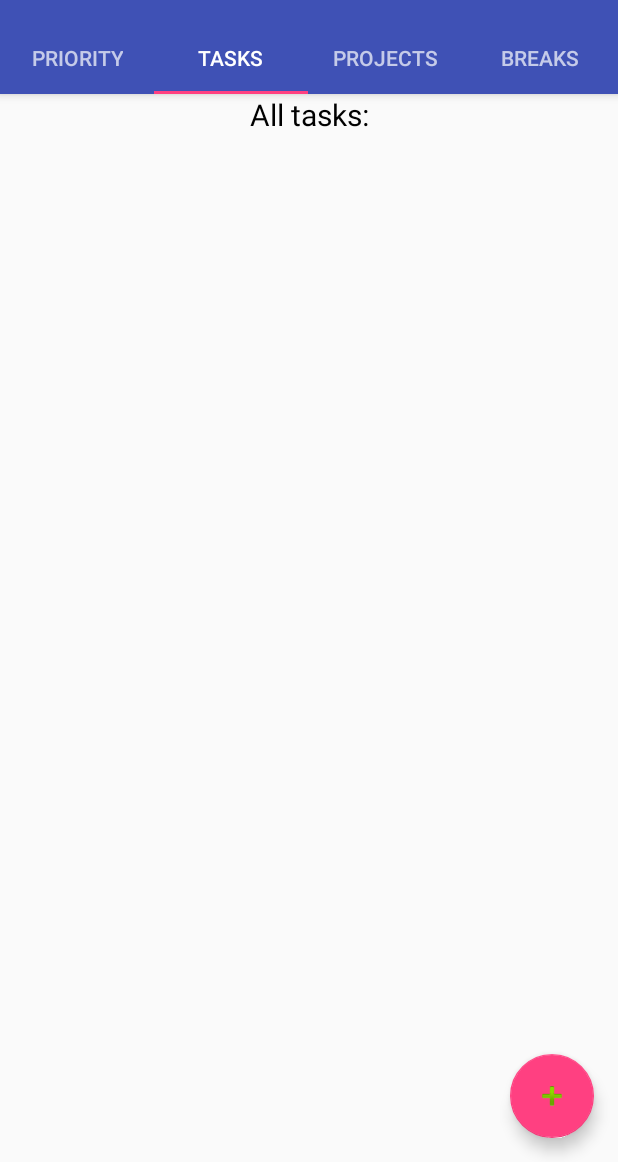
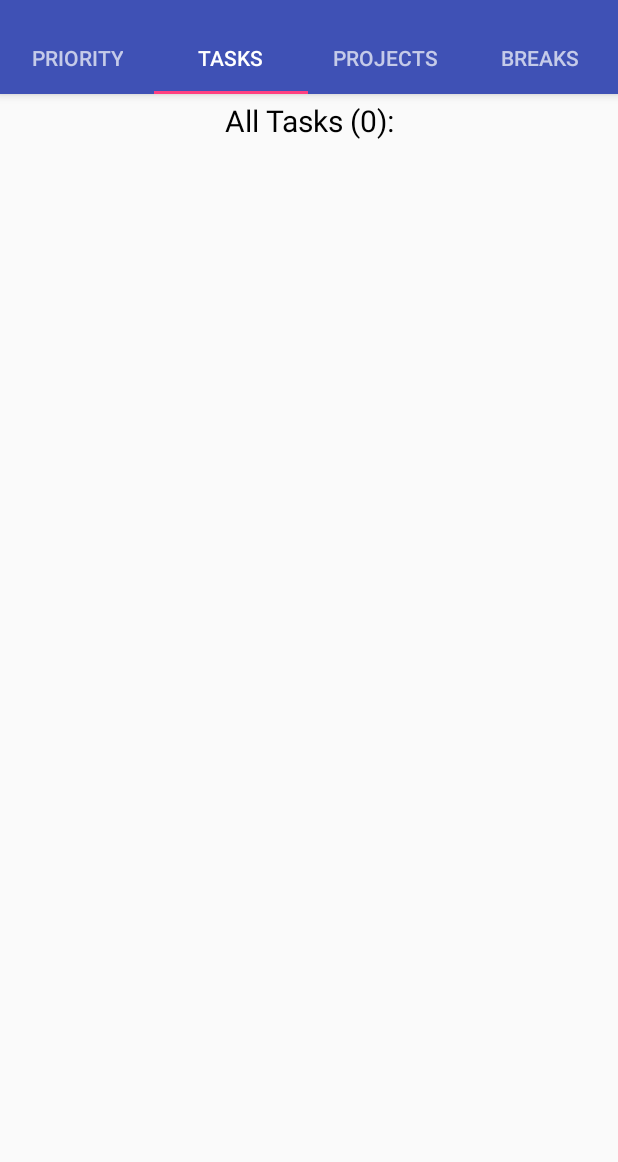
Before and after one commit to gfmcknight/Personal-Manager, an Android app: the screen it shows after launch (MainActivity), tab 2 chosen, on a phone screen of 412 x 824 dp, the part 74-1236 px from its top. Run offline under Robolectric (Android 15) with nearby library versions, the phone set to English and light mode, and no system bars.

Commit message:
-Application now displays a UI element for every task -Tasks can be deleted

```diff
--- a/app/src/main/java/com/mcknight/gfm13/personalmanager/MainActivity.java
+++ b/app/src/main/java/com/mcknight/gfm13/personalmanager/MainActivity.java
@@ -24,6 +24,7 @@ import android.widget.TextView;
 
 public class MainActivity extends AppCompatActivity implements TaskViewFragment.OnFragmentInteractionListener {
 
+    public static double DP_PIXEL_SCALING = 1.0;
     /**
      * The {@link android.support.v4.view.PagerAdapter} that will provide
      * fragments for each of the sections. We use a
@@ -41,6 +42,8 @@ public class MainActivity extends AppCompatActivity implements TaskViewFragment.
 
     @Override
     protected void onCreate(Bundle savedInstanceState) {
+        TaskManager.getInstance().Init(this);
+
         super.onCreate(savedInstanceState);
         setContentView(R.layout.activity_main);
 
@@ -57,7 +60,7 @@ public class MainActivity extends AppCompatActivity implements TaskViewFragment.
         TabLayout tabLayout = (TabLayout) findViewById(R.id.tabs);
         tabLayout.setupWithViewPager(mViewPager);
 
-        TaskManager.getInstance().Init(this);
+        DP_PIXEL_SCALING = getResources().getDisplayMetrics().density;
 
     }
 
--- a/app/src/main/java/com/mcknight/gfm13/personalmanager/NewTask.java
+++ b/app/src/main/java/com/mcknight/gfm13/personalmanager/NewTask.java
@@ -27,6 +27,7 @@ public class NewTask extends AppCompatActivity {
                 date.getYear(), date.getMonth(), date.getDayOfMonth());
         TaskManager.getInstance().AddTask(newTask);
         TaskManager.getInstance().Commit();
+        finish();
     }
 
 }
--- a/app/src/main/java/com/mcknight/gfm13/personalmanager/TaskManager.java
+++ b/app/src/main/java/com/mcknight/gfm13/personalmanager/TaskManager.java
@@ -22,17 +22,22 @@ public class TaskManager {
     private Context context;
     private List<Task> taskQueue;
 
+    private boolean initialized = false;
+
     public void Init(Context context){
+        if (!initialized) {
             this.context = context;
             File tasksLocation = new File(context.getFilesDir(), "Tasks");
             List<JSONObject> objects = (new JSONConverter(tasksLocation)).GetJSONObjects();
 
-        if (taskQueue == null){
+            if (taskQueue == null) {
                 taskQueue = new LinkedList<>();
             }
 
             for (JSONObject object : objects) {
                 taskQueue.add(Task.TaskFromJSON(object));
+            }
+            initialized = true;
         }
     }
 
--- a/app/src/main/java/com/mcknight/gfm13/personalmanager/TaskViewFragment.java
+++ b/app/src/main/java/com/mcknight/gfm13/personalmanager/TaskViewFragment.java
@@ -4,9 +4,17 @@ import android.content.Context;
 import android.net.Uri;
 import android.os.Bundle;
 import android.support.v4.app.Fragment;
+import android.support.v4.app.FragmentTransaction;
 import android.view.LayoutInflater;
 import android.view.View;
 import android.view.ViewGroup;
+import android.widget.Button;
+import android.widget.EditText;
+import android.widget.FrameLayout;
+import android.widget.LinearLayout;
+import android.widget.TextView;
+
+import java.util.List;
 
 
 /**
@@ -50,13 +58,29 @@ public class TaskViewFragment extends Fragment {
         super.onCreate(savedInstanceState);
         if (getArguments() != null) {
         }
+        //LinearLayout linearLayout = (LinearLayout)getView().findViewById(R.id.linear_task_layout);
+        if (savedInstanceState != null){
+            return;
+        }
+
+
     }
 
     @Override
     public View onCreateView(LayoutInflater inflater, ViewGroup container,
                              Bundle savedInstanceState) {
         // Inflate the layout for this fragment
-        return inflater.inflate(R.layout.fragment_task_view, container, false);
+        View view = inflater.inflate(R.layout.fragment_task_view, container, false);
+
+        LinearLayout linearLayout = (LinearLayout)view.findViewById(R.id.linear_task_layout);
+        List<Task> tasks = TaskManager.getInstance().GetTasks();
+        int numberOfTasks = TaskManager.getInstance().GetTasks().size();
+        for (int i = 0; i < numberOfTasks; i++)
+        {
+            linearLayout.addView(ViewFactory.makeView(tasks.get(i), getContext()));
+        }
+        return view;
+
     }
 
     // TODO: Rename method, update argument and hook method into UI event
@@ -65,6 +89,7 @@ public class TaskViewFragment extends Fragment {
             mListener.onFragmentInteraction(uri);
         }
     }
+
 
     @Override
     public void onAttach(Context context) {
@@ -83,6 +108,13 @@ public class TaskViewFragment extends Fragment {
         mListener = null;
     }
 
+    @Override
+    public void onResume(){
+        ((TextView)getView().findViewById(R.id.task_number)).setText("All Tasks (" +
+                TaskManager.getInstance().GetTasks().size() + "):");
+        super.onResume();
+    }
+
     /**
      * This interface must be implemented by activities that contain this
      * fragment to allow an interaction in this fragment to be communicated
--- a/app/src/main/res/layout/activity_main.xml
+++ b/app/src/main/res/layout/activity_main.xml
@@ -38,13 +38,5 @@
         android:layout_height="match_parent"
         app:layout_behavior="@string/appbar_scrolling_view_behavior" />
 
-    <android.support.design.widget.FloatingActionButton
-        android:id="@+id/fab"
-        android:layout_width="wrap_content"
-        android:layout_height="wrap_content"
-        android:layout_gravity="end|bottom"
-        android:layout_margin="@dimen/fab_margin"
-        android:src="@android:drawable/ic_input_add"
-        android:onClick="AddButtonPressed"/>
 
 </android.support.design.widget.CoordinatorLayout>
--- a/app/src/main/res/layout/content_new_task.xml
+++ b/app/src/main/res/layout/content_new_task.xml
@@ -55,7 +55,7 @@
                     android:layout_height="wrap_content"
                     android:layout_weight="1"
                     android:text="@string/submit_button"
-                    android:onClick="SumbitPressed"/>
+                    android:onClick="SubmitPressed"/>
 
             </LinearLayout>
         </LinearLayout>
--- a/app/src/main/res/layout/fragment_task_view.xml
+++ b/app/src/main/res/layout/fragment_task_view.xml
@@ -7,22 +7,22 @@
     <!-- TODO: Update blank fragment layout -->
     <ScrollView
         android:layout_width="match_parent"
-        android:layout_height="wrap_content">
-
+        android:layout_height="wrap_content"
+        android:paddingBottom="55dp">
         <LinearLayout
             android:layout_width="match_parent"
             android:layout_height="wrap_content"
-            android:orientation="horizontal"
-            android:id="@+id/linear_task_layout">
-
+            android:id="@+id/linear_task_layout"
+            android:orientation="vertical"
+            android:layout_margin="4dp">
             <TextView
                 android:layout_width="match_parent"
                 android:layout_height="match_parent"
                 android:textAlignment="center"
                 android:textSize="20dp"
                 android:textColor="@android:color/black"
-                android:text="@string/all_tasks_message" />
-
+                android:text="@string/all_tasks_message"
+                android:id="@+id/task_number" />
         </LinearLayout>
     </ScrollView>
 </FrameLayout>
--- a/app/src/main/res/values/strings.xml
+++ b/app/src/main/res/values/strings.xml
@@ -10,4 +10,7 @@
     <string name="time_est_hint">How long do you think this will take?</string>
     <string name="submit_button">Submit</string>
     <string name="all_tasks_message">All tasks:</string>
+
+    <!-- TODO: Remove or change this placeholder text -->
+    <string name="hello_blank_fragment">Hello blank fragment</string>
 </resources>
```
Also changed, not shown: app/src/main/java/com/mcknight/gfm13/personalmanager/ViewFactory.java (added, +101 -0 lines), app/src/main/res/drawable/taskbackground.xml (added, +15 -0 lines), app/src/main/res/layout/fragment_task_display.xml (added, +46 -0 lines), app/src/main/res/drawable/delete.png (added), app/src/main/res/drawable/edit.png (added). Lines whose indentation alone changed are shown as unchanged.
